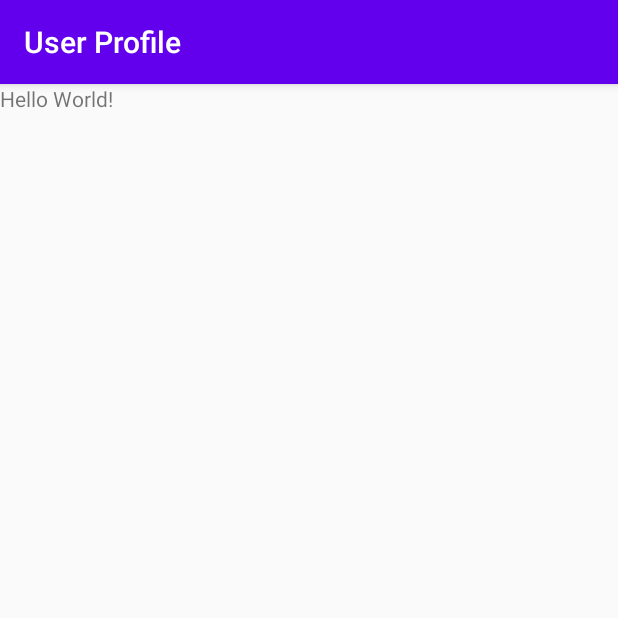
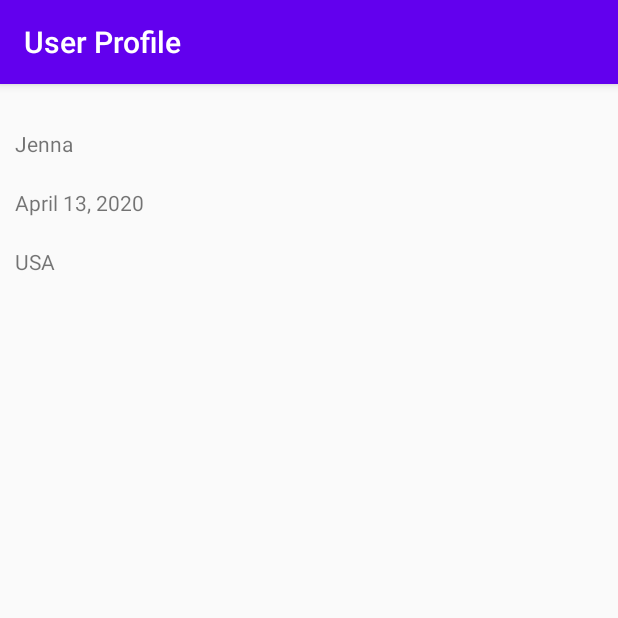
Before and after one commit to JennaKoslowski/user-profile, an Android app: the screen it shows after launch (MainActivity), on a phone screen of 412 x 824 dp, the top half of it. Run offline under Robolectric (Android 15) with nearby library versions, the phone set to English and light mode, and no system bars.

Commit message:
get text onCreate

```diff
--- a/app/src/main/java/com/example/android/userprofile/MainActivity.java
+++ b/app/src/main/java/com/example/android/userprofile/MainActivity.java
@@ -3,6 +3,7 @@ package com.example.android.userprofile;
 import androidx.appcompat.app.AppCompatActivity;
 
 import android.os.Bundle;
+import android.widget.TextView;
 
 public class MainActivity extends AppCompatActivity {
 
@@ -10,5 +11,15 @@ public class MainActivity extends AppCompatActivity {
     protected void onCreate(Bundle savedInstanceState) {
         super.onCreate(savedInstanceState);
         setContentView(R.layout.activity_main);
+
+        TextView textViewName = (TextView) findViewById(R.id.name);
+        textViewName.setText("Jenna");
+
+        TextView textViewBirthday = (TextView) findViewById(R.id.birthday);
+        textViewBirthday.setText("April 13, 2020");
+
+        TextView textViewCountry = (TextView) findViewById(R.id.country);
+        textViewCountry.setText("USA");
+
     }
 }
--- a/app/src/main/res/layout/activity_main.xml
+++ b/app/src/main/res/layout/activity_main.xml
@@ -1,13 +1,29 @@
 <?xml version="1.0" encoding="utf-8"?>
-<RelativeLayout
+<LinearLayout
     xmlns:android="http://schemas.android.com/apk/res/android"
     xmlns:tools="http://schemas.android.com/tools"
     android:layout_width="match_parent"
     android:layout_height="match_parent"
+    android:orientation="vertical"
     tools:context=".MainActivity">
-
+    <ImageView
+        android:id="@+id/profile_picture"
+        android:layout_width="match_parent"
+        android:layout_height="wrap_content"
+        android:padding="10dp"/>
     <TextView
-        android:layout_width="wrap_content"
+        android:id="@+id/name"
+        android:layout_width="match_parent"
         android:layout_height="wrap_content"
-        android:text="Hello World!" />
-</RelativeLayout>
+        android:padding="10dp"/>
+    <TextView
+        android:id="@+id/birthday"
+        android:layout_width="match_parent"
+        android:layout_height="wrap_content"
+        android:padding="10dp"/>
+    <TextView
+        android:id="@+id/country"
+        android:layout_width="match_parent"
+        android:layout_height="wrap_content"
+        android:padding="10dp"/>
+</LinearLayout>
```
